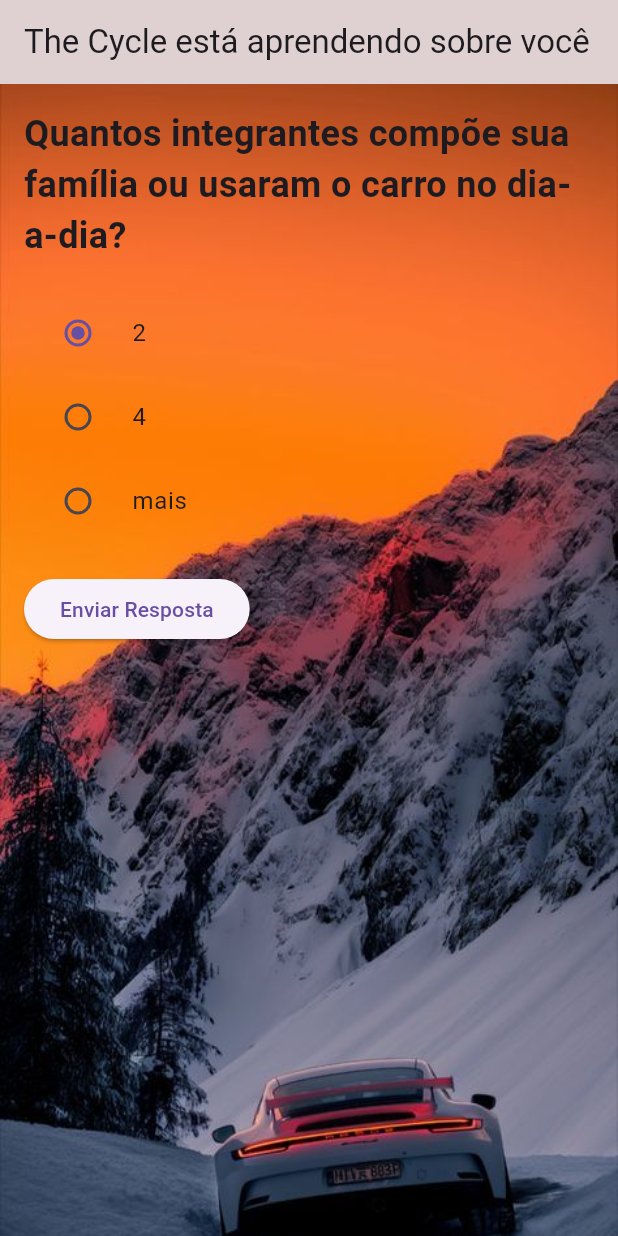
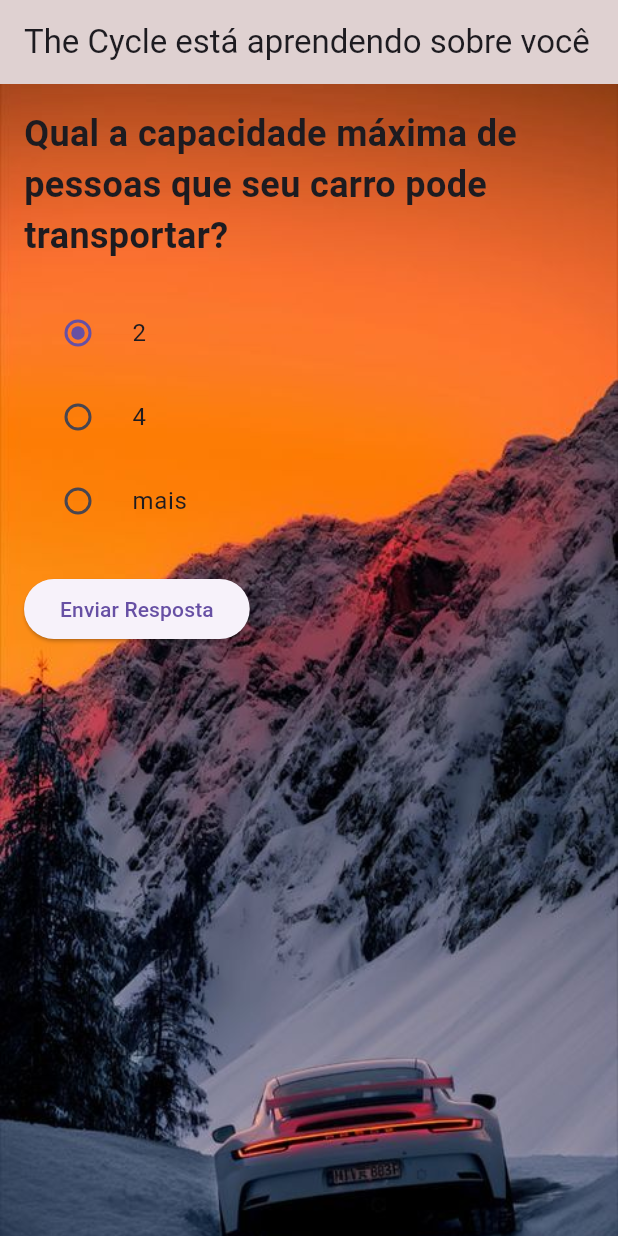
Before and after one commit to Leonardo-henriqu2/PI---5-v2, a Flutter app: the PerguntaSequencial screen opened directly, on a phone screen of 412 x 824 dp. Run offline on Flutter 3.47's test engine with Material 3 defaults, Android fonts, the phone set to English and light mode, and no system bars; our stand-ins replace shelf; missing offline and left inert: shelf_router, sqlite3.

Commit message:
(20-11) updating forms

```diff
--- a/lib/screens/form.dart
+++ b/lib/screens/form.dart
@@ -28,37 +28,37 @@ class PerguntaSequencial extends StatefulWidget {
 
 class _PerguntaSequencialState extends State<PerguntaSequencial> {
   List<String> perguntas = [
-    'Quantos integrantes compõe sua família ou usaram o carro no dia-a-dia?',
-    'Você prefere porta-malas?',
-    'O quão o fator segurança no transporte e deslocamento é importante para você?',
-    'Qual a quantidade de portas que você prefere no carro?',
-    'Custos em relação a futuras manutenções:',
+    'Qual a capacidade máxima de pessoas que seu carro pode transportar?',
+    'Tamanho do porta-malas?',
+    'Qual o nível de segurança',
+    'Quantidade de portas?',
+    'Custos em relação as manutenções:',
     'Custo de aquisição do carro:'
   ];
 
   Map<String, List<String>> opcoes = {
-    'Quantos integrantes compõe sua família ou usaram o carro no dia-a-dia?': [
+    'Qual a capacidade máxima de pessoas que seu carro pode transportar?': [
       '2',
       '4',
       'mais'
     ],
-    'Você prefere porta-malas?': [
+    'Tamanho do porta-malas?': [
       'Pequenos',
       'Médios',
       'Grandes'
     ],
-    'O quão o fator segurança no transporte e deslocamento é importante para você?': [
+    'Qual o nível de segurança': [
       'Baixo ',
       'Médio',
       'Alto'
     ],
-    'Qual a quantidade de portas que você prefere no carro?': [
-      '2',
+    'Quantidade de portas?': [
+      '5 ou mais',
+      '4',
       '3',
-      '4',
-      '5 ou mais'
+      '2'
     ],
-    'Custos em relação a futuras manutenções:': [
+    'Custos em relação as manutenções:': [
       'Muito alto',
       'Alto',
       'Médio',
```
